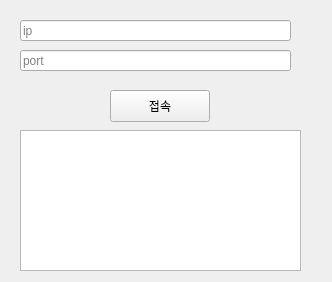
The window that Qt_TCP_Client/widget.ui (VEDA-tmpa/JIKIMZON_Qt) describes before a commit, drawn with Qt 5.
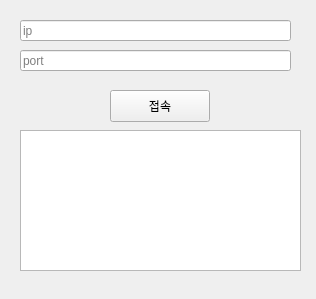
The same window after the commit.

Commit message:
revert: UI 및 .pro 파일 변경 사항 되돌리기
- VLC 통합 시도 후 발생한 UI 및 .pro 파일 변경 사항을 초기 상태로 복구
- 설정 충돌 및 호환성 문제로 인해 되돌림

Patch:
```diff
--- a/Qt_TCP_Client/widget.ui
+++ b/Qt_TCP_Client/widget.ui
@@ -6,8 +6,8 @@
    <rect>
     <x>0</x>
     <y>0</y>
-    <width>332</width>
-    <height>282</height>
+    <width>316</width>
+    <height>299</height>
    </rect>
   </property>
   <property name="windowTitle">
```
The commit also changes 1 other file.
